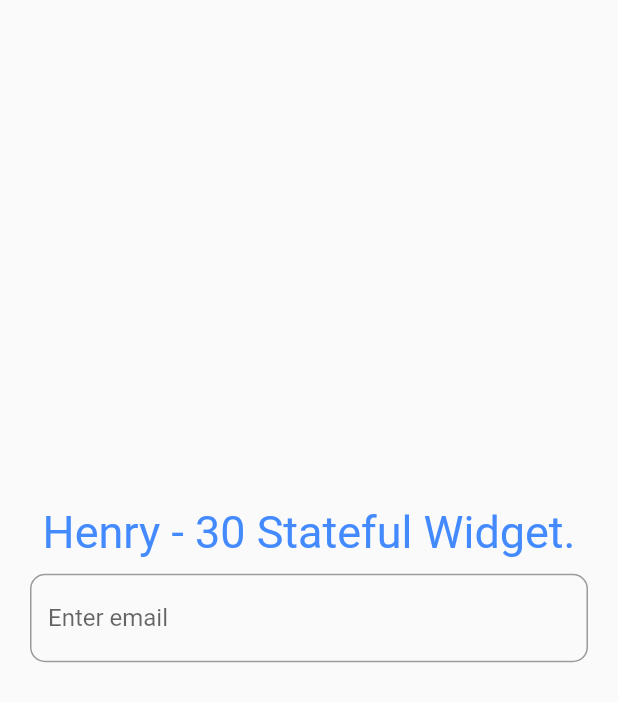
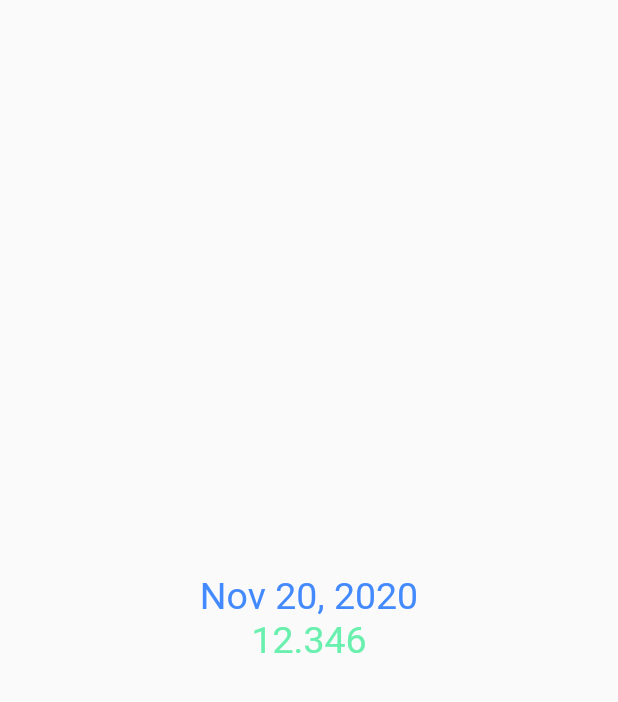
Before and after one commit to huannguyen4404/flutter, a Flutter app: the screen it shows after launch, on a phone screen of 412 x 824 dp. Shown: the top 702 px of the screen. Run offline on Flutter 3.47's test engine with Material 2 defaults, Android fonts, the phone set to English and light mode, and no system bars.

Commit message:
add package intl

```diff
--- a/flutter_playground/lib/main.dart
+++ b/flutter_playground/lib/main.dart
@@ -1,9 +1,11 @@
 import 'package:flutter/material.dart';
 import 'my_widget.dart';
+import 'my_date_widget.dart';
 
 void main() {
   //Center is a widget, Text is a widget
   runApp(
-    MyWidget(name: 'Henry', age: 30),
+//    MyWidget(name: 'Henry', age: 30),
+    MyDate(),
   );
 }
--- /dev/null
+++ b/flutter_playground/lib/my_date_widget.dart
@@ -0,0 +1,50 @@
+import 'package:flutter/cupertino.dart';
+import 'package:flutter/material.dart';
+
+import 'package:intl/intl.dart';
+
+class MyDate extends StatefulWidget {
+  @override
+  _MyDateState createState() => _MyDateState();
+}
+
+class _MyDateState extends State<MyDate> with WidgetsBindingObserver {
+  @override
+  void initState() {
+    super.initState();
+    WidgetsBinding.instance.addObserver(this);
+  }
+
+  @override
+  void dispose() {
+    super.dispose();
+    WidgetsBinding.instance.addObserver(this);
+  }
+
+  @override
+  Widget build(BuildContext context) {
+    DateTime now = DateTime.now();
+    DateTime otherDate = DateTime(2020, 11, 20);
+
+    return MaterialApp(
+      title: "Henry datetime widget",
+      home: Scaffold(
+        body: Center(
+          child: Column(
+            mainAxisAlignment: MainAxisAlignment.center,
+            children: [
+              Text(
+                DateFormat.yMMMd().format(now),
+                style: TextStyle(fontSize: 25, color: Colors.blueAccent),
+              ),
+              Text(
+                NumberFormat('###.0##', 'en_US').format(12.345678),
+                style: TextStyle(fontSize: 25, color: Colors.greenAccent),
+              ),
+            ],
+          ),
+        ),
+      ),
+    );
+  }
+}
--- a/flutter_playground/lib/my_widget.dart
+++ b/flutter_playground/lib/my_widget.dart
@@ -1,6 +1,7 @@
 import 'package:flutter/material.dart';
 
 class MyWidget extends StatefulWidget {
+  // properties
   String name;
   int age;
 
--- a/flutter_playground/pubspec.yaml
+++ b/flutter_playground/pubspec.yaml
@@ -32,6 +32,7 @@ dependencies:
 dev_dependencies:
   flutter_test:
     sdk: flutter
+  intl: ^0.16.1
 
 # For information on the generic Dart part of this file, see the
 # following page: https://dart.dev/tools/pub/pubspec
```
